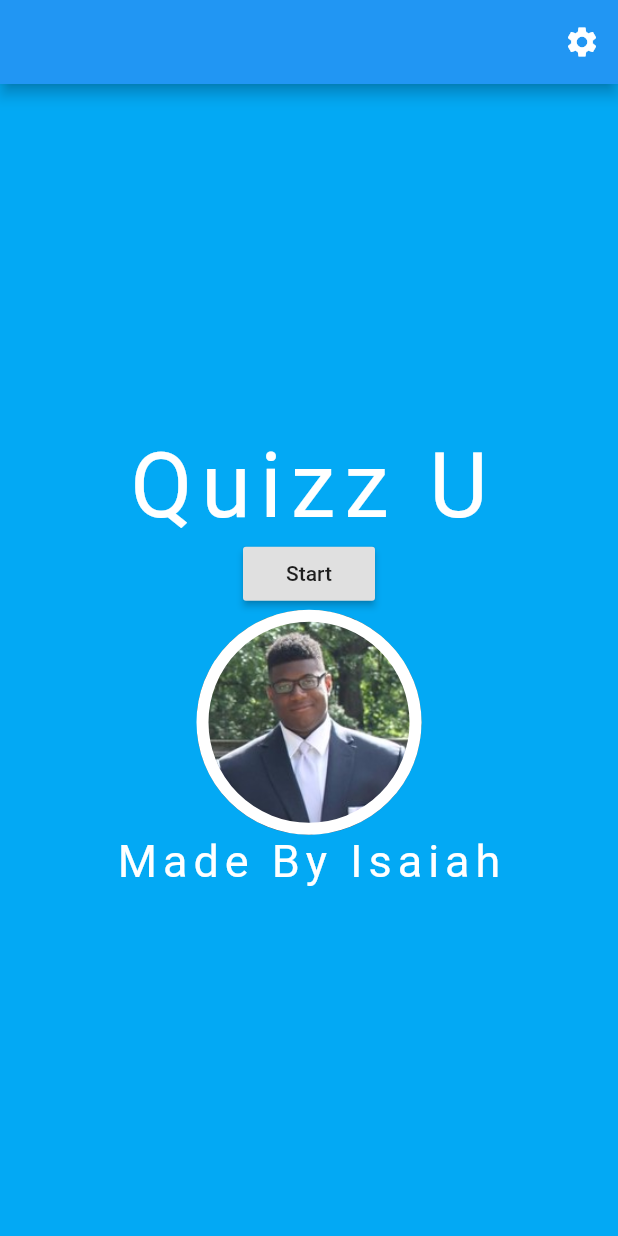
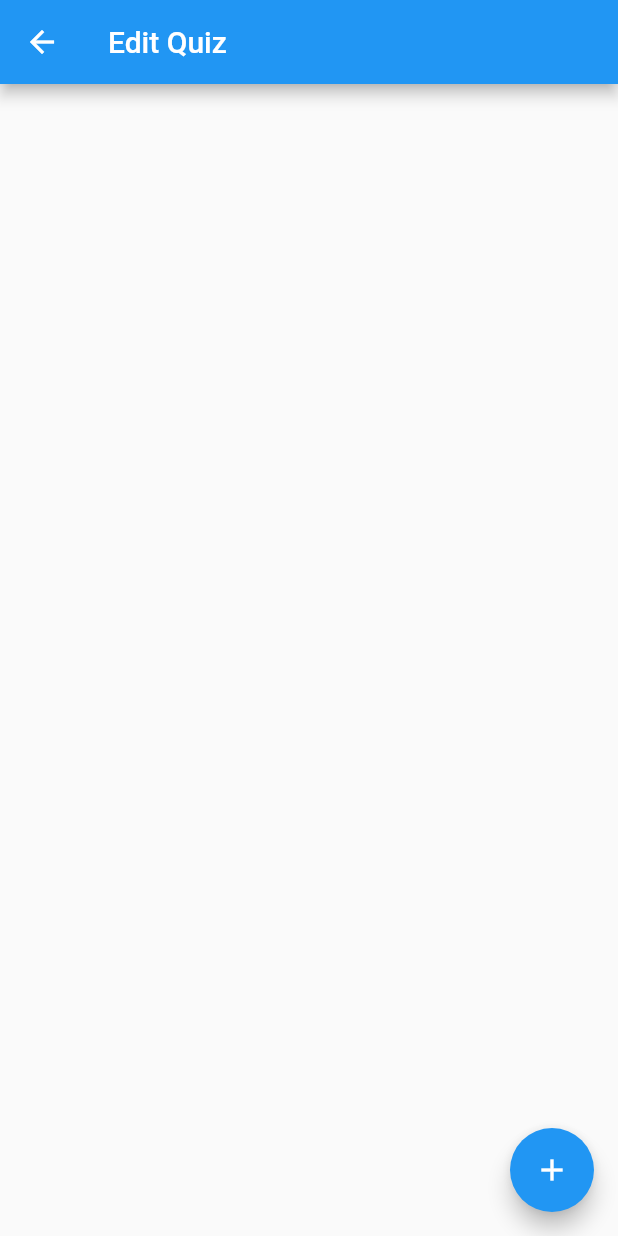
Before and after one commit to liamjc22/quizU, a Flutter app: the screen it shows after launch, on a phone screen of 412 x 824 dp. Run offline on Flutter 3.47's test engine with Material 2 defaults, Android fonts, the phone set to English and light mode, and no system bars.

Commit message:
settings page wip

```diff
--- a/tutorial/lib/main.dart
+++ b/tutorial/lib/main.dart
@@ -1,5 +1,6 @@
 import 'package:flutter/material.dart';
 import 'package:tutorial/views/scorePage.dart';
+import 'package:tutorial/views/settingsPage.dart';
 import 'package:tutorial/views/startPage.dart';
 
 void main() => runApp(MyApp());
@@ -13,7 +14,7 @@ class MyApp extends StatelessWidget {
     return MaterialApp(
       title: title,
       theme: ThemeData(primarySwatch: Colors.blue),
-      home: new StartPage(title, name)
+      home: new SettingsPage()
     );
   }
 }
--- /dev/null
+++ b/tutorial/lib/quizState.dart
@@ -0,0 +1,16 @@
+import 'package:tutorial/models/question.dart';
+
+class QuizState {
+
+  static final QuizState _singleton = new QuizState._internal();
+  final List<Question> _questions = new List();
+
+  factory QuizState() {
+    return _singleton;
+  }
+
+  QuizState._internal();
+
+  List<Question> get questions => _questions;
+
+}
--- a/tutorial/lib/views/settingsPage.dart
+++ b/tutorial/lib/views/settingsPage.dart
@@ -0,0 +1,57 @@
+import 'package:flutter/material.dart';
+import 'package:tutorial/models/question.dart';
+import 'package:tutorial/quizState.dart';
+import 'package:tutorial/views/questionCard.dart';
+
+class SettingsPage extends StatefulWidget {
+
+  TextStyle titleStyle = TextStyle(color: Colors.white, letterSpacing: 5.0, decoration: TextDecoration.none, fontSize: 50);
+
+  @override
+  State<StatefulWidget> createState() {
+    return SettingsPageState();
+  }
+}
+
+class SettingsPageState extends State<SettingsPage> {
+  QuizState quizState = QuizState();
+
+  void _backButtonPressed(BuildContext context){}
+  void _newQuestion(){
+    setState(() {
+      quizState.questions.add(new Question());
+    });
+  }
+
+  Widget _getQuestions(){
+
+    return ListView.builder(
+      itemCount: quizState.questions.length,
+      itemBuilder: (BuildContext context, int index) {
+        return new QuestionCard(quizState.questions[index], index);
+      }
+    );
+  }
+
+  @override
+  Widget build(BuildContext context) {
+
+    return Scaffold(
+      appBar: AppBar(
+        title: Text("Edit Quiz"),
+        leading: IconButton(
+          icon: Icon(Icons.arrow_back),
+          onPressed: ()=>_backButtonPressed(context),
+        ),
+      ),
+
+      floatingActionButton: FloatingActionButton(
+        child: Icon(Icons.add),
+        onPressed: _newQuestion,
+      ),
+
+      body: _getQuestions(),
+    );
+  }
+
+}
```
Also changed, not shown: tutorial/lib/views/questionCard.dart (added, +34 -0 lines).
